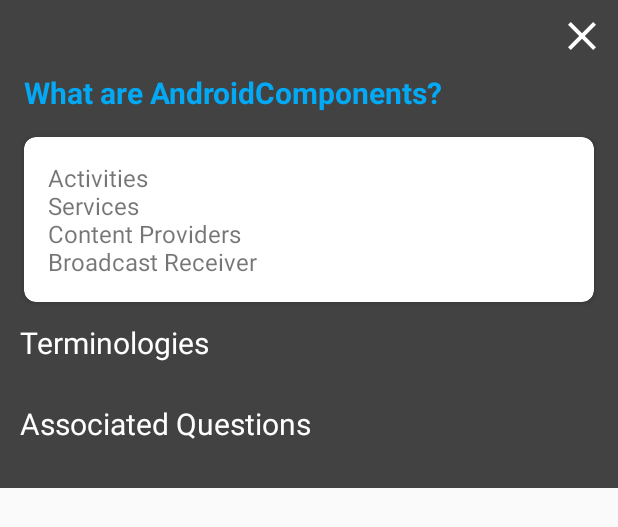
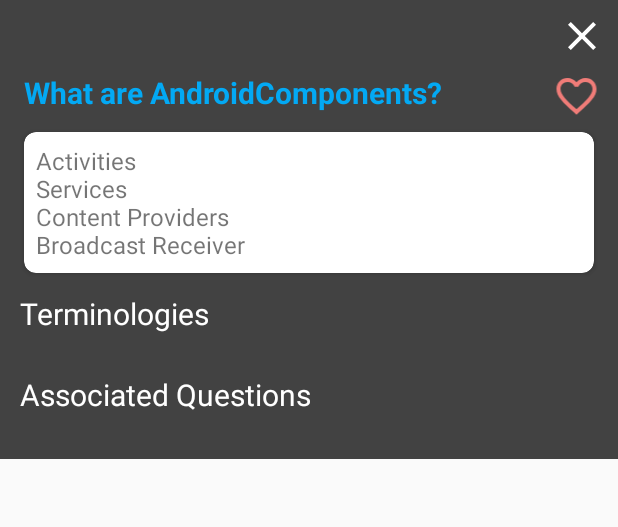
Before and after one commit to codeblue001/Android-Developer-101, an Android app: the layout answer_dialog.xml on its own in the app's theme, with its tools: preview values and no code run, on a phone screen of 412 x 824 dp. Shown: the top 527 px of the screen. Run offline under Robolectric (Android 15) with nearby library versions, the light colour scheme and no system bars.

Commit message:
added favorite button and associated toasts

```diff
--- /dev/null
+++ b/app/src/main/res/drawable/ic_favorite_border_pink_32dp.xml
@@ -0,0 +1,5 @@
+<vector android:height="32dp" android:tint="#F07C78"
+    android:viewportHeight="24.0" android:viewportWidth="24.0"
+    android:width="32dp" xmlns:android="http://schemas.android.com/apk/res/android">
+    <path android:fillColor="#FF000000" android:pathData="M16.5,3c-1.74,0 -3.41,0.81 -4.5,2.09C10.91,3.81 9.24,3 7.5,3 4.42,3 2,5.42 2,8.5c0,3.78 3.4,6.86 8.55,11.54L12,21.35l1.45,-1.32C18.6,15.36 22,12.28 22,8.5 22,5.42 19.58,3 16.5,3zM12.1,18.55l-0.1,0.1 -0.1,-0.1C7.14,14.24 4,11.39 4,8.5 4,6.5 5.5,5 7.5,5c1.54,0 3.04,0.99 3.57,2.36h1.87C13.46,5.99 14.96,5 16.5,5c2,0 3.5,1.5 3.5,3.5 0,2.89 -3.14,5.74 -7.9,10.05z"/>
+</vector>
--- /dev/null
+++ b/app/src/main/res/drawable/ic_favorite_pink_32dp.xml
@@ -0,0 +1,5 @@
+<vector android:height="32dp" android:tint="#F07C78"
+    android:viewportHeight="24.0" android:viewportWidth="24.0"
+    android:width="32dp" xmlns:android="http://schemas.android.com/apk/res/android">
+    <path android:fillColor="#FF000000" android:pathData="M12,21.35l-1.45,-1.32C5.4,15.36 2,12.28 2,8.5 2,5.42 4.42,3 7.5,3c1.74,0 3.41,0.81 4.5,2.09C13.09,3.81 14.76,3 16.5,3 19.58,3 22,5.42 22,8.5c0,3.78 -3.4,6.86 -8.55,11.54L12,21.35z"/>
+</vector>
--- a/app/src/main/res/layout/answer_dialog.xml
+++ b/app/src/main/res/layout/answer_dialog.xml
@@ -15,20 +15,41 @@
             android:id="@+id/iv_close"
             android:layout_width="wrap_content"
             android:layout_height="wrap_content"
-            android:src="@drawable/ic_close_black_24dp"
+            android:src="@drawable/ic_close_black_32dp"
             android:tint="@android:color/white"
             android:layout_alignParentRight="true"/>
 
-        <TextView
-            android:id="@+id/main_question"
+        <androidx.constraintlayout.widget.ConstraintLayout
+            android:id="@+id/cl_ques_n_fav_holder"
             android:layout_width="match_parent"
             android:layout_height="wrap_content"
-            android:padding="8dp"
-            android:text="What are AndroidComponents?"
-            android:textStyle="bold"
-            android:textColor="#03A9F4"
-            android:textSize="20sp"
-            android:layout_below="@id/iv_close"/>
+            android:layout_below="@id/iv_close"
+            android:paddingTop="8dp">
+
+            <TextView
+                android:id="@+id/main_question"
+                android:layout_width="0dp"
+                android:layout_height="wrap_content"
+                tools:text="What are AndroidComponents?"
+                android:textStyle="bold"
+                android:textColor="#03A9F4"
+                android:textSize="20sp"
+                android:paddingLeft="8dp"
+                app:layout_constraintTop_toTopOf="parent"
+                app:layout_constraintStart_toStartOf="parent"
+                app:layout_constraintWidth_percent="0.9"/>
+
+            <ImageView
+                android:id="@+id/iv_fav_icon"
+                android:layout_width="0dp"
+                android:layout_height="wrap_content"
+                android:src="@drawable/ic_favorite_border_pink_32dp"
+                android:tag="R.drawable.ic_favorite_border_pink_32dp"
+                app:layout_constraintTop_toTopOf="parent"
+                app:layout_constraintRight_toRightOf="parent"
+                app:layout_constraintWidth_percent="0.1"/>
+        </androidx.constraintlayout.widget.ConstraintLayout>
+
 
         <androidx.cardview.widget.CardView
             android:id="@+id/question_cardView"
@@ -36,13 +57,12 @@
             android:layout_height="wrap_content"
             app:cardCornerRadius="8dp"
             android:layout_margin="8dp"
-            android:layout_below="@id/main_question">
+            android:layout_below="@id/cl_ques_n_fav_holder">
 
             <LinearLayout
                 android:layout_width="match_parent"
                 android:layout_height="wrap_content"
-                android:orientation="vertical"
-                android:padding="8dp">
+                android:orientation="vertical">
 
                 <TextView
                     android:id="@+id/tv_main_answer"
--- a/app/src/main/res/layout/answer_item_layout.xml
+++ b/app/src/main/res/layout/answer_item_layout.xml
@@ -9,8 +9,7 @@
 
     <androidx.constraintlayout.widget.ConstraintLayout
         android:layout_width="match_parent"
-        android:layout_height="wrap_content"
-        android:padding="8dp">
+        android:layout_height="wrap_content">
 
         <TextView
             android:id="@+id/tv_card_title"
```
Also changed, not shown: app/src/main/java/code/blue/androiddeveloper101/viewmodel/InnerRecyclerViewAdapter.java (+36 -7 lines), app/src/main/res/drawable/favorite_list_icon.svg (deleted), app/src/main/res/drawable/ic_close_black_32dp.xml (renamed from app/src/main/res/drawable/ic_close_black_24dp.xml).
